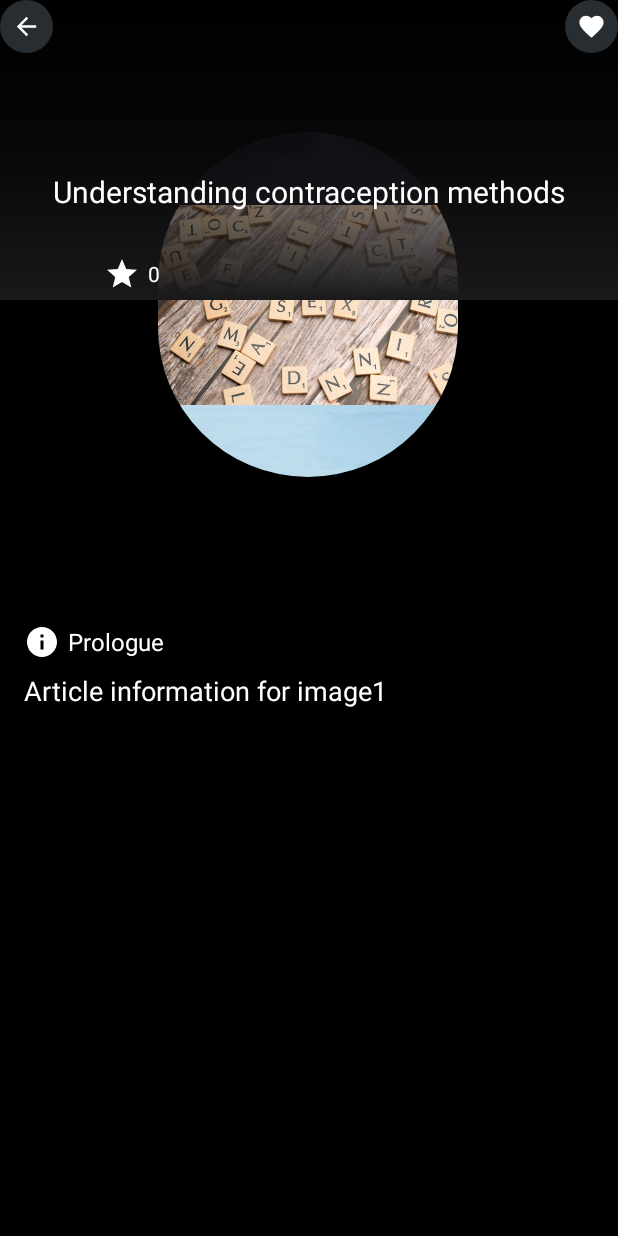
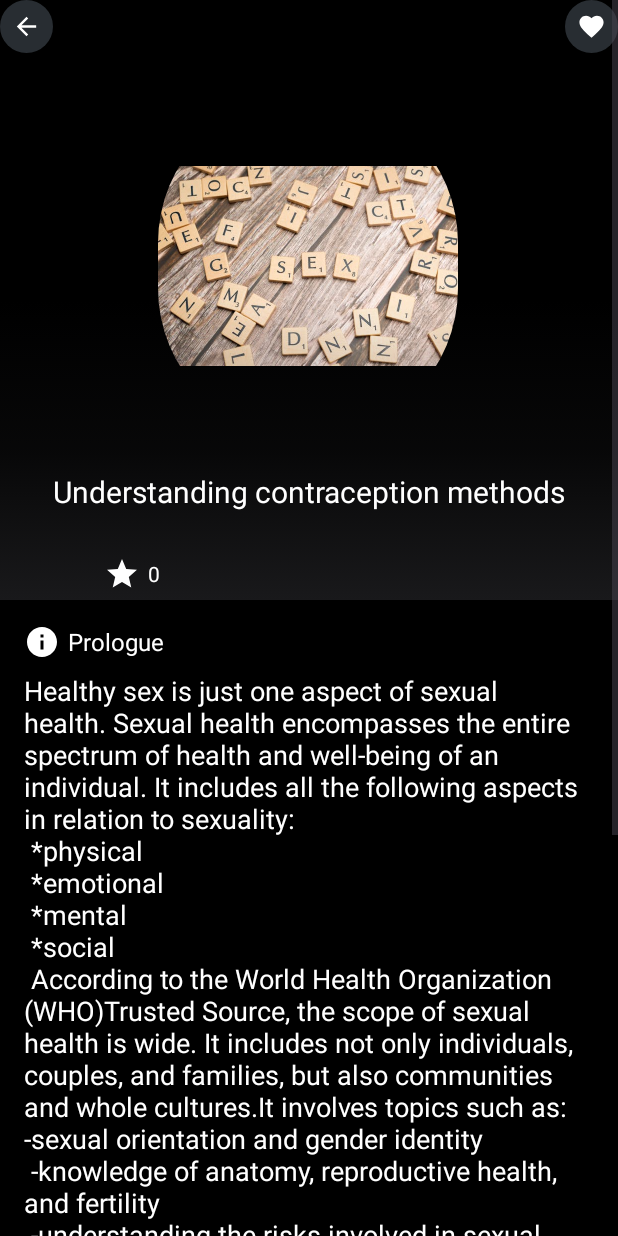
Before and after one commit to Lashlyf/Utibu, an Android app: the OrderActivity screen opened directly, with no data from a screen before it, after a tap on an icon or button, on a phone screen of 412 x 824 dp. Run offline under Robolectric (Android 15) with nearby library versions, the phone set to English and light mode, and no system bars.

Commit message:
Added information

```diff
--- a/app/src/main/java/com/example/hospital/Activities/OrderActivity.java
+++ b/app/src/main/java/com/example/hospital/Activities/OrderActivity.java
@@ -109,11 +109,11 @@ public class OrderActivity extends AppCompatActivity {
         switch (position) {
             case 0:
                 imageResource = R.drawable.image1; // Replace with the actual image resource ID
-                articleInfo = "Article information for image1"; // Replace with the actual article information
+                articleInfo = getString(R.string.About_sex); // Replace with the actual article information
                 break;
             case 1:
                 imageResource = R.drawable.intro_image; // Replace with the actual image resource ID
-                articleInfo = "Article information for intro_image"; // Replace with the actual article information
+                articleInfo = getString(R.string.Safe_sex); // Replace with the actual article information
                 break;
             case 2:
                 imageResource = R.drawable.male_reproductive; // Replace with the actual image resource ID
--- a/app/src/main/res/layout/activity_slideshow.xml
+++ b/app/src/main/res/layout/activity_slideshow.xml
@@ -45,21 +45,22 @@
                     android:id="@+id/posterNormalImg"
                     android:layout_width="200dp"
                     android:layout_height="230dp"
-                    android:background="@drawable/male_reproductive"
                     app:layout_constraintBottom_toBottomOf="parent"
                     app:layout_constraintEnd_toEndOf="parent"
                     app:layout_constraintHorizontal_bias="0.497"
                     app:layout_constraintStart_toStartOf="parent"
                     app:layout_constraintTop_toTopOf="@+id/posterBigImg"
-                    app:layout_constraintVertical_bias="0.517"
+                    app:layout_constraintVertical_bias="0.364"
                     app:shapeAppearanceOverlay="@style/roundedImageRounded" />
 
                 <androidx.constraintlayout.widget.ConstraintLayout
                     android:layout_width="match_parent"
                     android:layout_height="200dp"
+                    android:layout_marginTop="200dp"
                     android:background="@drawable/bg_shadow"
-                    tools:layout_editor_absoluteX="0dp"
-                    tools:layout_editor_absoluteY="200dp">
+                    app:layout_constraintBottom_toBottomOf="parent"
+                    app:layout_constraintTop_toTopOf="@+id/posterBigImg"
+                    tools:layout_editor_absoluteX="0dp">
 
                     <TextView
                         android:id="@+id/articleNameTxt"
@@ -75,7 +76,9 @@
                         android:textSize="20sp"
                         app:layout_constraintBottom_toTopOf="@+id/linearLayout"
                         app:layout_constraintEnd_toEndOf="parent"
-                        app:layout_constraintStart_toStartOf="parent" />
+                        app:layout_constraintHorizontal_bias="0.0"
+                        app:layout_constraintStart_toStartOf="parent"
+                        app:layout_constraintTop_toBottomOf="@+id/posterNormalImg" />
 
                     <LinearLayout
                         android:id="@+id/linearLayout"
--- a/app/src/main/res/values/strings.xml
+++ b/app/src/main/res/values/strings.xml
@@ -40,6 +40,46 @@
     <p><i>The next time you think about sex, remember all the complex parts of your body that are involved in the process.
     Such an amazing system should never be taken for granted.\n</i></p><br/></string>
 
+    <string name="Safe_sex">Safer sex practices often involve using barriers in your body to help prevent you and your partner from sharing bodily fluids.
+        Some of these barrier methods include:external condoms,internal condoms,dental dams,gloves.
+        These methods have been shown to be effective at preventing STIs, which are transmitted through bodily fluids such as:semen,blood,vaginal secretions,saliva.
+        Barrier methods can help protect you and your partner from STIs such as:HIV,gonorrhea,chlamydia,trichomoniasis,hepatitis A, B, and C.
+        Barrier methods are less effective at preventing STIs that are transmitted through skin-to-skin contact, but they can still help reduce your risk.\n
+        When selecting barrier methods, opt for latex or polyurethane condoms and dental dams. And always use them during any kind of sexual contact or penetration to protect you and your partner.
+        According to the Centers for Disease Control and Prevention, HPV causes about 70 percentTrusted Source of cancers of the oropharynx (back of the throat near the base of the tongue and tonsils) in the United States.
+        This year, according to the American Cancer Society, slightly more than 54,000 peopleTrusted Source will be diagnosed with oral cavity or oropharyngeal cancer in the United States.
+        Research also shows that there’s been a steady increase in the number of oropharyngeal cancer diagnoses caused by an HPV infection.
+        HPV is not known to cause other mouth and throat cancers in areas such as the mouth, salivary glands, larynx (voice box), lip, or nose.\n
+        Prevent HIV with PrEP\n
+        PrEP, or pre-exposure prophylaxis, is a prescription medication that’s designed to help prevent contracting HIV during sex without a barrier method or when sharing needles. It’s taken before possible HIV exposure.
+        The most common PrEP pills are available under the brand names Truvada and Descovy.</string>
+
+    <string name="About_sex">Healthy sex is just one aspect of sexual health.
+        Sexual health encompasses the entire spectrum of health and well-being of an individual.
+        It includes all the following aspects in relation to sexuality:\n
+        *physical\n
+        *emotional\n
+        *mental\n
+        *social\n
+        According to the World Health Organization (WHO)Trusted Source, the scope of sexual health is wide.
+        It includes not only individuals, couples, and families, but also communities and whole cultures.It involves topics such as:
+
+        -sexual orientation and gender identity\n
+        -knowledge of anatomy, reproductive health, and fertility\n
+        -understanding the risks involved in sexual activity\n
+        -respectful relationships free of coercion or violence\n
+        -pleasurable and safe sexual experiences\n
+        -access to good healthcare\n
+        -access to educational resources about the practicalities of self-care as it relates to sexual activities\n
+        Read on to learn about these areas of sexual health:
+
+    1.safer sex practices\n
+    2.getting screened regularly for sexually transmitted infections (STIs)\n
+    3.choosing vaccines and medications\n
+    4.using contraception properly\n
+    5.getting medical treatment for reproductive health issues\n
+    6.what to do about low libido\n</string>
+
     <string-array name="gender_array">
         <item>Male</item>
         <item>Female</item>
```
